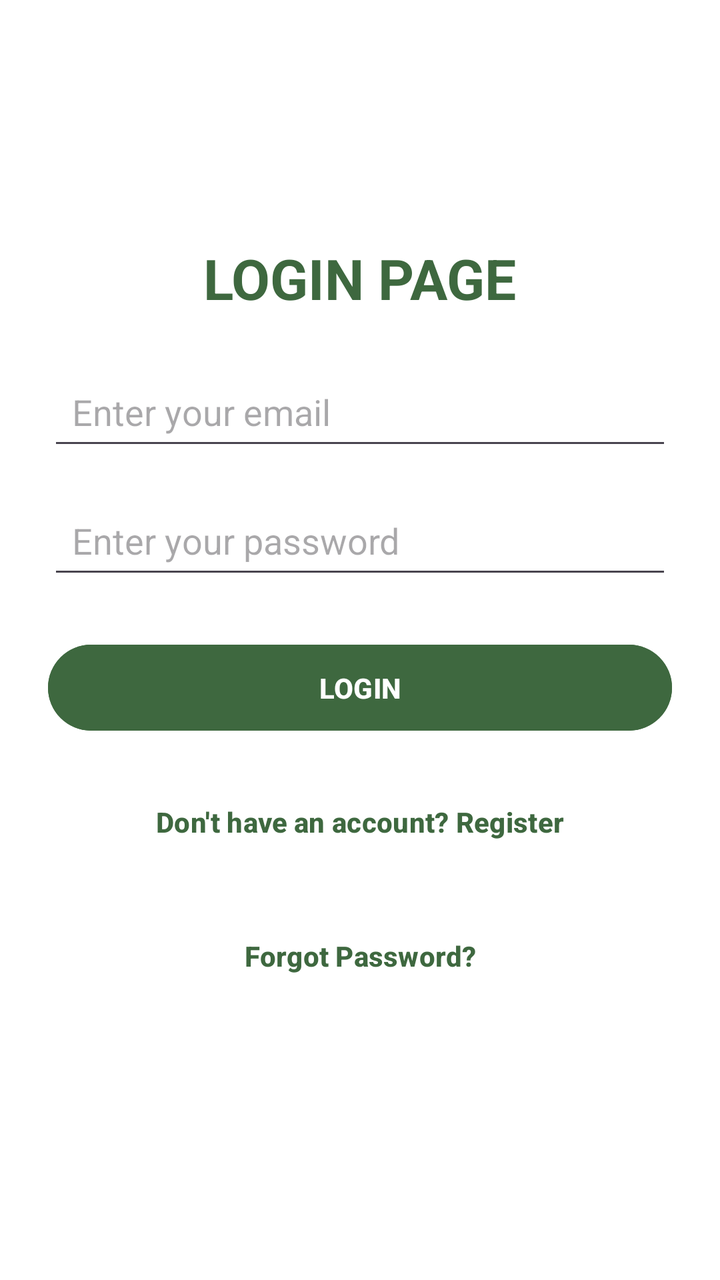
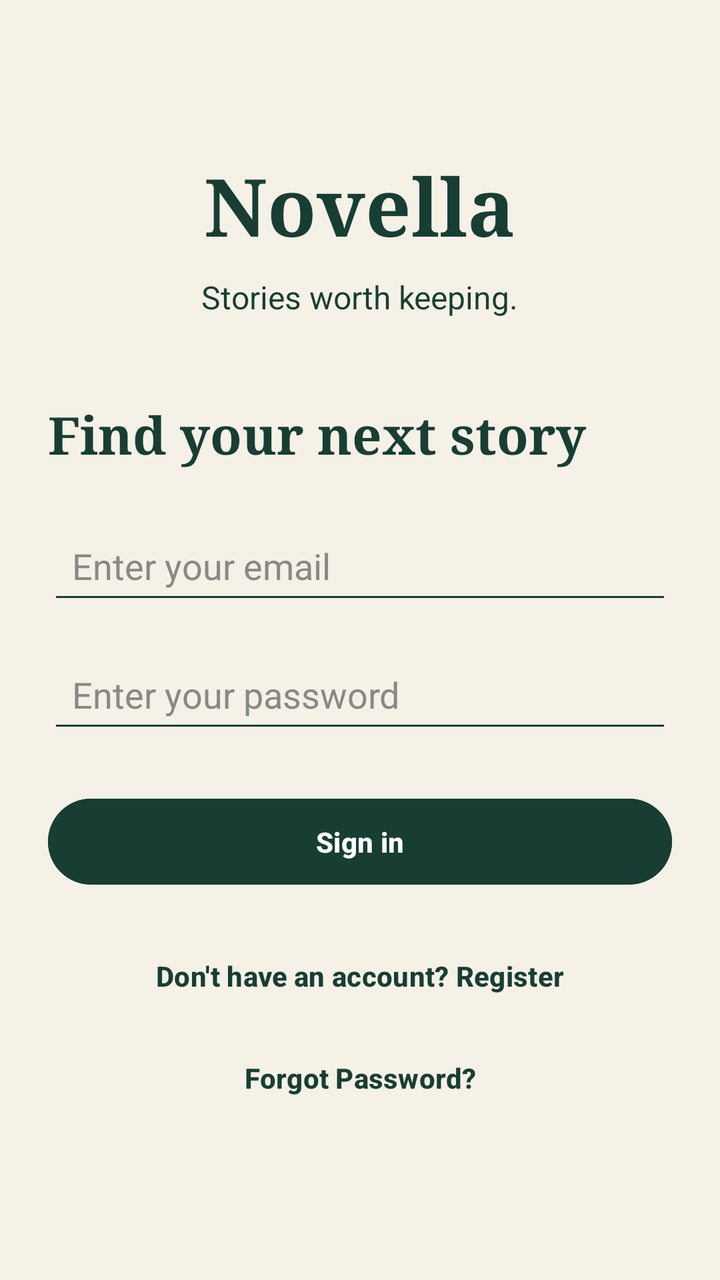

Before-and-after screenshots of an Android layout around one commit, followed by the original layout XML and the change that was made.
<!-- AndroidManifest.xml: application theme Theme.Novella -->
<!-- res/layout/activity_login.xml -->
<?xml version="1.0" encoding="utf-8"?>
<LinearLayout
    xmlns:android="http://schemas.android.com/apk/res/android"
    xmlns:app="http://schemas.android.com/apk/res-auto"
    xmlns:tools="http://schemas.android.com/tools"
    android:layout_width="match_parent"
    android:layout_height="match_parent"
    android:orientation="vertical"
    android:gravity="center"
    android:padding="24dp"
    android:background="@color/white"
    tools:context=".LoginActivity">


    <TextView
        android:layout_width="wrap_content"
        android:layout_height="wrap_content"
        android:text="LOGIN PAGE"
        android:textSize="28sp"
        android:textStyle="bold"
        android:textColor="@color/green"
        android:layout_marginBottom="24dp" />


    <EditText
        android:id="@+id/emaillogin"
        android:layout_width="match_parent"
        android:layout_height="wrap_content"
        android:hint="Enter your email"
        android:inputType="textEmailAddress"
        android:padding="12dp"
        android:layout_marginBottom="16dp" />


    <EditText
        android:id="@+id/passwordlogin"
        android:layout_width="match_parent"
        android:layout_height="wrap_content"
        android:hint="Enter your password"
        android:inputType="textPassword"
        android:padding="12dp"
        android:layout_marginBottom="24dp" />


    <Button
        android:id="@+id/loginbtn"
        android:layout_width="match_parent"
        android:layout_height="wrap_content"
        android:text="LOGIN"
        android:textColor="@color/white"
        android:backgroundTint="@color/green"
        android:paddingVertical="12dp"
        android:textStyle="bold"
        android:layout_marginBottom="16dp" />

    <Button
        android:id="@+id/regbtn"
        android:layout_width="match_parent"
        android:layout_height="wrap_content"
        android:text="Don't have an account? Register"
        android:textColor="@color/green"
        android:backgroundTint="@color/white"
        android:paddingVertical="12dp"
        android:textStyle="bold"
        android:layout_marginBottom="16dp"
       />

    <Button
        android:id="@+id/forgotbtn"
        android:layout_width="match_parent"
        android:layout_height="wrap_content"
        android:text="Forgot Password?"
        android:textColor="@color/green"
        android:backgroundTint="@color/white"
        android:paddingVertical="12dp"
        android:textStyle="bold"
        android:layout_marginBottom="16dp" />
</LinearLayout>
<!-- resources referenced by this layout -->
<resources>
  <color name="green">#3E683F</color>
  <color name="white">#FFFFFFFF</color>
  <style name="Theme.Novella" parent="Base.Theme.Novella" />
  <style name="Base.Theme.Novella" parent="Theme.Material3.DayNight.NoActionBar">
          
          
      </style>
</resources>

<!-- the commit's change to res/layout/activity_login.xml (unified diff, before → after) -->
@@ -1,26 +1,42 @@
 <?xml version="1.0" encoding="utf-8"?>
 <LinearLayout
     xmlns:android="http://schemas.android.com/apk/res/android"
-    xmlns:app="http://schemas.android.com/apk/res-auto"
     xmlns:tools="http://schemas.android.com/tools"
     android:layout_width="match_parent"
     android:layout_height="match_parent"
     android:orientation="vertical"
     android:gravity="center"
     android:padding="24dp"
-    android:background="@color/white"
+    android:background="#F5F1E7"
     tools:context=".LoginActivity">
-
 
     <TextView
         android:layout_width="wrap_content"
         android:layout_height="wrap_content"
-        android:text="LOGIN PAGE"
-        android:textSize="28sp"
+        android:text="Novella"
+        android:textSize="40sp"
+        android:fontFamily="serif"
         android:textStyle="bold"
-        android:textColor="@color/green"
-        android:layout_marginBottom="24dp" />
+        android:textColor="#183E33"
+        android:layout_marginBottom="8dp"/>
 
+    <TextView
+        android:layout_width="wrap_content"
+        android:layout_height="wrap_content"
+        android:text="Stories worth keeping."
+        android:textSize="16sp"
+        android:textColor="#183E33"
+        android:layout_marginBottom="40dp"/>
+
+    <TextView
+        android:layout_width="match_parent"
+        android:layout_height="wrap_content"
+        android:text="Find your next story"
+        android:textSize="26sp"
+        android:fontFamily="serif"
+        android:textStyle="bold"
+        android:textColor="#183E33"
+        android:layout_marginBottom="24dp"/>
 
     <EditText
         android:id="@+id/emaillogin"
@@ -28,9 +44,11 @@
         android:layout_height="wrap_content"
         android:hint="Enter your email"
         android:inputType="textEmailAddress"
+        android:textColor="#183E33"
+        android:textColorHint="#888888"
+        android:backgroundTint="#183E33"
         android:padding="12dp"
-        android:layout_marginBottom="16dp" />
-
+        android:layout_marginBottom="16dp"/>
 
     <EditText
         android:id="@+id/passwordlogin"
@@ -38,41 +56,44 @@
         android:layout_height="wrap_content"
         android:hint="Enter your password"
         android:inputType="textPassword"
+        android:textColor="#183E33"
+        android:textColorHint="#888888"
+        android:backgroundTint="#183E33"
         android:padding="12dp"
-        android:layout_marginBottom="24dp" />
-
+        android:layout_marginBottom="24dp"/>
 
     <Button
         android:id="@+id/loginbtn"
         android:layout_width="match_parent"
         android:layout_height="wrap_content"
-        android:text="LOGIN"
-        android:textColor="@color/white"
-        android:backgroundTint="@color/green"
+        android:text="Sign in"
+        android:textAllCaps="false"
+        android:textColor="#FFFFFF"
+        android:backgroundTint="#183E33"
         android:paddingVertical="12dp"
         android:textStyle="bold"
-        android:layout_marginBottom="16dp" />
+        android:layout_marginBottom="16dp"/>
 
     <Button
         android:id="@+id/regbtn"
         android:layout_width="match_parent"
         android:layout_height="wrap_content"
         android:text="Don't have an account? Register"
-        android:textColor="@color/green"
-        android:backgroundTint="@color/white"
+        android:textAllCaps="false"
+        android:textColor="#183E33"
+        android:backgroundTint="#F5F1E7"
         android:paddingVertical="12dp"
-        android:textStyle="bold"
-        android:layout_marginBottom="16dp"
-       />
+        android:textStyle="bold"/>
 
     <Button
         android:id="@+id/forgotbtn"
         android:layout_width="match_parent"
         android:layout_height="wrap_content"
         android:text="Forgot Password?"
-        android:textColor="@color/green"
-        android:backgroundTint="@color/white"
+        android:textAllCaps="false"
+        android:textColor="#183E33"
+        android:backgroundTint="#F5F1E7"
         android:paddingVertical="12dp"
-        android:textStyle="bold"
-        android:layout_marginBottom="16dp" />
+        android:textStyle="bold"/>
+
 </LinearLayout>
<!-- resource entries referenced after the edit -->
@@ -1,7 +1,5 @@
 <!-- resources referenced by this layout -->
 <resources>
-  <color name="green">#3E683F</color>
-  <color name="white">#FFFFFFFF</color>
   <style name="Theme.Novella" parent="Base.Theme.Novella" />
   <style name="Base.Theme.Novella" parent="Theme.Material3.DayNight.NoActionBar">
           
